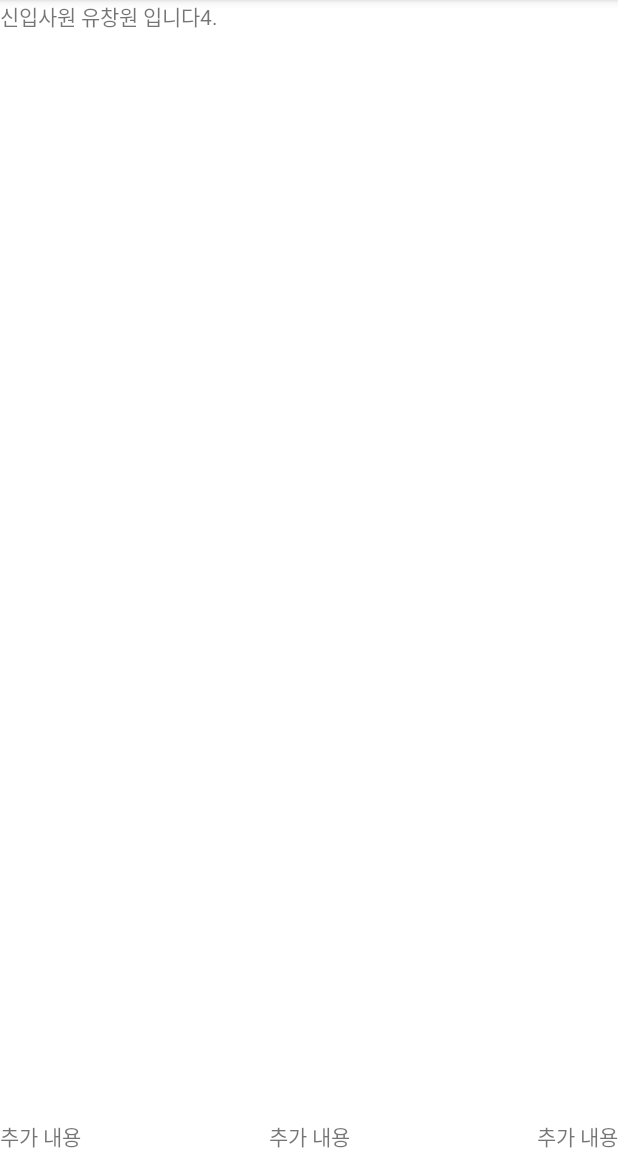
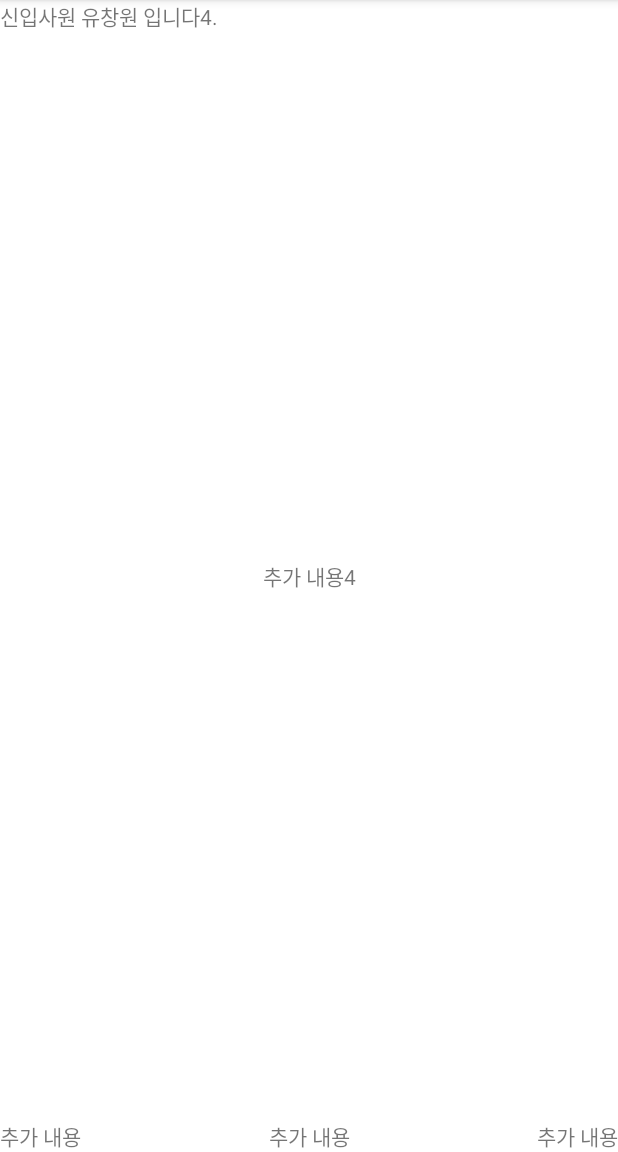
Before and after one commit to yoochangwon789/CompanyProject, an Android app: the screen it shows after launch (MainActivity), on a phone screen of 412 x 824 dp, the part 84-1236 px from its top. Run offline under Robolectric (Android 15) with nearby library versions, the phone set to English and light mode, and no system bars.

Commit message:
Feat : 추가내용4

```diff
--- a/app/src/main/res/layout/activity_main.xml
+++ b/app/src/main/res/layout/activity_main.xml
@@ -39,4 +39,14 @@
         android:text="추가 내용"
         tools:ignore="HardcodedText" />
 
+    <TextView
+        android:layout_width="wrap_content"
+        android:layout_height="wrap_content"
+        app:layout_constraintStart_toStartOf="parent"
+        app:layout_constraintTop_toTopOf="parent"
+        app:layout_constraintBottom_toBottomOf="parent"
+        app:layout_constraintEnd_toEndOf="parent"
+        android:text="추가 내용4"
+        tools:ignore="HardcodedText" />
+
 </androidx.constraintlayout.widget.ConstraintLayout>
```
